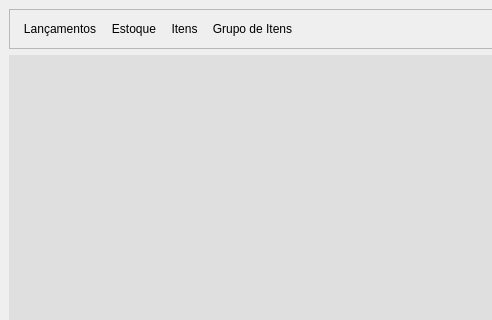
Thiago-sys/ControlModel, file Ui/Modelo.ui: the form before one commit; both pictures show x 0 to 492 and y 0 to 320 of the 800 by 600 pixel window.
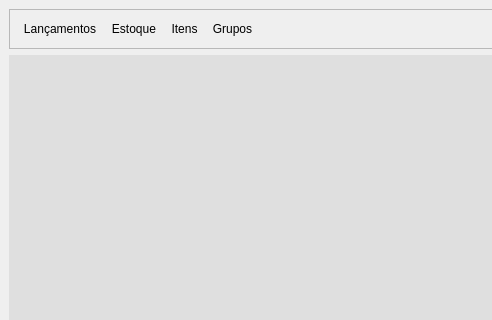
The form after the commit. Icons and pictures are not drawn.

What changed in the file:
```diff
--- a/Ui/Modelo.ui
+++ b/Ui/Modelo.ui
@@ -123,7 +123,7 @@
 border: none;</string>
          </property>
          <property name="text">
-          <string>Grupo de Itens</string>
+          <string>Grupos</string>
          </property>
          <property name="icon">
           <iconset>
```
